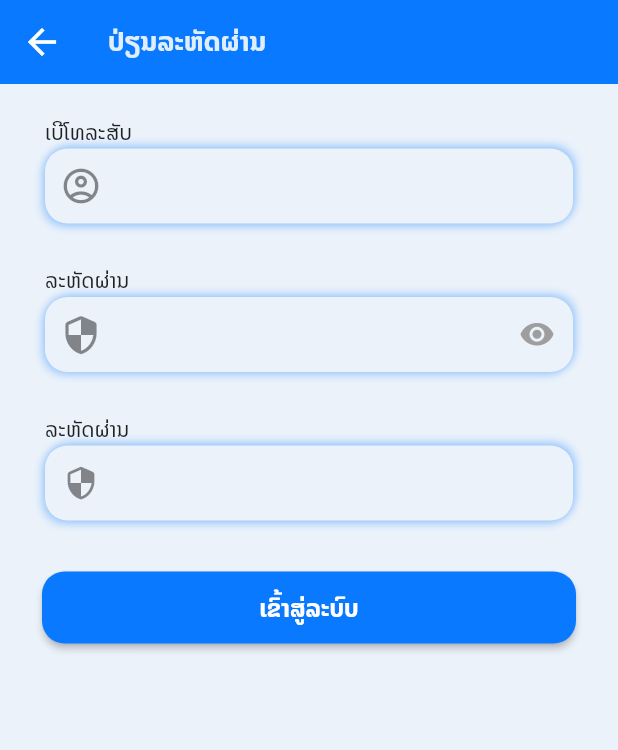
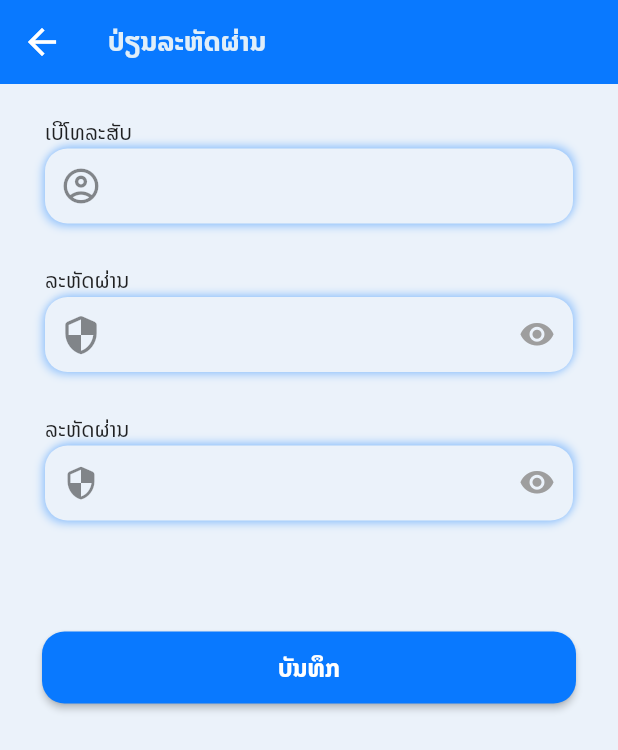
Before and after one commit to Khamphay/clinic, a Flutter app: the FogotPassworldPage screen opened directly, on a phone screen of 412 x 824 dp. Shown: the top 750 px of the screen. Run offline on Flutter 3.47's test engine with Material 2 defaults, Android fonts, the phone set to English and light mode, and no system bars; our stand-ins replace badges, cached_network_image, carousel_slider, dropdown_search, equatable, flutter_bloc and 8 more; missing offline and left inert: encrypt; accounts and stored records are empty; statements that could not run were skipped.

Commit message:
update show re-password

```diff
--- a/lib/page/forgot_password.dart
+++ b/lib/page/forgot_password.dart
@@ -17,7 +17,7 @@ class _FogotPassworldPageState extends State<FogotPassworldPage> {
   final password = TextEditingController();
   final rePassword = TextEditingController();
   String emptyPassword = '', emptyUsername = '', warningRePass = '';
-  bool _showPassword = true;
+  bool _showPassword = true, _showRePassword = true;
 
   @override
   Widget build(BuildContext context) {
@@ -76,12 +76,21 @@ class _FogotPassworldPageState extends State<FogotPassworldPage> {
                 borderRadius: BorderRadius.circular(radius),
                 errorMsg: warningRePass,
                 child: TextFormField(
-                    obscureText: true,
+                    obscureText: _showRePassword,
                     controller: rePassword,
-                    decoration: const InputDecoration(
-                      border: InputBorder.none,
-                      prefixIcon: Icon(Icons.security_rounded),
-                    ),
+                    decoration: InputDecoration(
+                        border: InputBorder.none,
+                        prefixIcon: const Icon(Icons.security_rounded),
+                        suffixIcon: IconButton(
+                            icon: _showRePassword
+                                ? const Icon(Icons.visibility_rounded,
+                                    color: Colors.grey)
+                                : const Icon(Icons.visibility_off_rounded,
+                                    color: primaryColor),
+                            onPressed: () {
+                              setState(
+                                  () => _showRePassword = !_showRePassword);
+                            })),
                     onChanged: (String value) {
                       (value != password.text)
                           ? warningRePass = 'ລະຫັດຜ່ານບໍ່ຖືກຕ້ອງ'
@@ -89,6 +98,7 @@ class _FogotPassworldPageState extends State<FogotPassworldPage> {
 
                       setState(() {});
                     })),
+            const SizedBox(height: 40),
             Padding(
               padding: const EdgeInsets.all(8.0),
               child: ElevatedButton(
@@ -105,7 +115,7 @@ class _FogotPassworldPageState extends State<FogotPassworldPage> {
                       setState(() {});
                     }
                   },
-                  child: const Text('ເຂົ້າສູ່ລະບົບ')),
+                  child: const Text('ບັນທຶກ')),
             ),
           ]),
         ),
```
